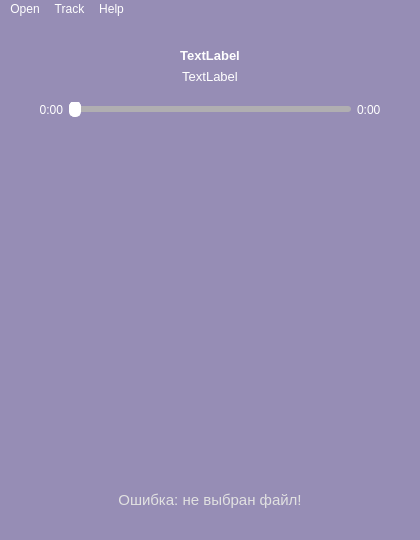
Before: the Qt Designer form App/resources/ui/MainWindow.ui in senatrkosarev/AudioPlayer, drawn with Qt 5.
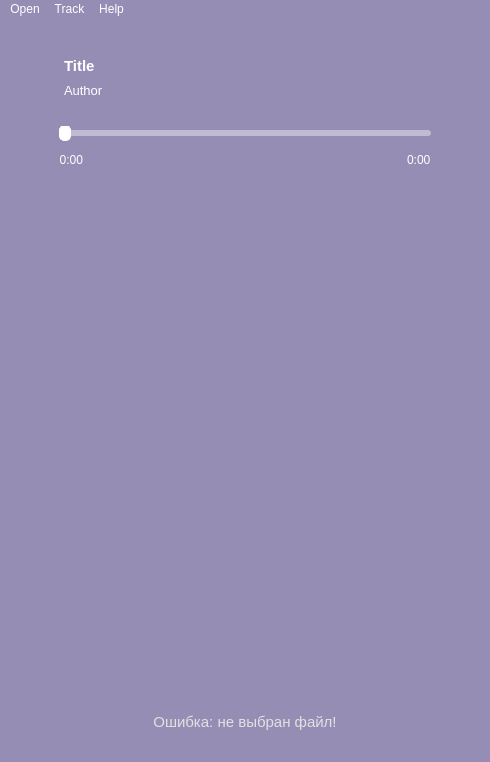
After: the same form once the commit is applied. Icons and pictures are not drawn.

```diff
--- a/App/resources/ui/MainWindow.ui
+++ b/App/resources/ui/MainWindow.ui
@@ -6,8 +6,8 @@
    <rect>
     <x>0</x>
     <y>0</y>
-    <width>420</width>
-    <height>540</height>
+    <width>490</width>
+    <height>762</height>
    </rect>
   </property>
   <property name="sizePolicy">
@@ -51,7 +51,7 @@
      <height>0</height>
     </size>
    </property>
-   <layout class="QVBoxLayout" name="verticalLayout">
+   <layout class="QVBoxLayout" name="verticalLayout_3">
     <item>
      <widget class="QLabel" name="image">
       <property name="pixmap">
@@ -63,10 +63,23 @@
      </widget>
     </item>
     <item>
+     <layout class="QHBoxLayout" name="horizontalLayout_3">
+      <property name="leftMargin">
+       <number>55</number>
+      </property>
+      <property name="rightMargin">
+       <number>55</number>
+      </property>
+      <item>
+       <layout class="QVBoxLayout" name="verticalLayout">
+        <property name="spacing">
+         <number>0</number>
+        </property>
+        <item>
      <widget class="QLabel" name="title_label">
       <property name="font">
        <font>
-        <pointsize>10</pointsize>
+            <pointsize>11</pointsize>
         <weight>75</weight>
         <bold>true</bold>
        </font>
@@ -75,10 +88,10 @@
        <string notr="true">color: rgb(255, 255, 255);</string>
       </property>
       <property name="text">
-       <string>TextLabel</string>
+           <string>Title</string>
       </property>
       <property name="alignment">
-       <set>Qt::AlignCenter</set>
+           <set>Qt::AlignLeading|Qt::AlignLeft|Qt::AlignVCenter</set>
       </property>
      </widget>
     </item>
@@ -93,29 +106,63 @@
        <string notr="true">color: rgb(255, 255, 255);</string>
       </property>
       <property name="text">
-       <string>TextLabel</string>
+           <string>Author</string>
       </property>
       <property name="alignment">
-       <set>Qt::AlignCenter</set>
-      </property>
-     </widget>
-    </item>
+           <set>Qt::AlignLeading|Qt::AlignLeft|Qt::AlignTop</set>
+          </property>
+          <property name="margin">
+           <number>0</number>
+          </property>
+         </widget>
+        </item>
+       </layout>
+      </item>
     <item>
-     <spacer name="verticalSpacer_3">
-      <property name="orientation">
-       <enum>Qt::Vertical</enum>
-      </property>
-      <property name="sizeType">
-       <enum>QSizePolicy::Fixed</enum>
-      </property>
-      <property name="sizeHint" stdset="0">
+       <widget class="QPushButton" name="like_button">
+        <property name="enabled">
+         <bool>true</bool>
+        </property>
+        <property name="sizePolicy">
+         <sizepolicy hsizetype="Fixed" vsizetype="Fixed">
+          <horstretch>0</horstretch>
+          <verstretch>0</verstretch>
+         </sizepolicy>
+        </property>
+        <property name="minimumSize">
        <size>
-        <width>20</width>
-        <height>10</height>
-       </size>
-      </property>
-     </spacer>
-    </item>
+          <width>0</width>
+          <height>70</height>
+         </size>
+        </property>
+        <property name="maximumSize">
+         <size>
+          <width>16777215</width>
+          <height>16777215</height>
+         </size>
+        </property>
+        <property name="text">
+         <string/>
+        </property>
+        <property name="icon">
+         <iconset>
+          <normaloff>../icons/like.svg</normaloff>../icons/like.svg</iconset>
+        </property>
+        <property name="iconSize">
+         <size>
+          <width>40</width>
+          <height>40</height>
+         </size>
+        </property>
+        <property name="flat">
+         <bool>true</bool>
+        </property>
+       </widget>
+      </item>
+     </layout>
+    </item>
+    <item>
+     <layout class="QVBoxLayout" name="verticalLayout_2">
     <item>
      <layout class="QHBoxLayout" name="horizontalLayout_2">
       <item>
@@ -128,7 +175,73 @@
         </property>
         <property name="sizeHint" stdset="0">
          <size>
-          <width>30</width>
+            <width>50</width>
+            <height>20</height>
+           </size>
+          </property>
+         </spacer>
+        </item>
+        <item>
+         <widget class="QSlider" name="song_slider">
+          <property name="styleSheet">
+           <string notr="true">QSlider::groove:horizontal {
+    height: 6px;
+    margin: 0px;
+    border-radius: 3px;
+    background: #B0AEB1;
+    background: rgb(255, 255, 255, 0.4);
+}
+
+QSlider::handle:horizontal {
+    background: #fff;
+    border: 1px solid #fff;
+    width: 10px;
+    margin: -5px 0; 
+    border-radius: 5px;
+}
+
+QSlider::sub-page:qlineargradient {
+    background: #fff;
+    border-radius: 3px;
+}
+</string>
+          </property>
+          <property name="orientation">
+           <enum>Qt::Horizontal</enum>
+          </property>
+         </widget>
+        </item>
+        <item>
+         <spacer name="horizontalSpacer_6">
+          <property name="orientation">
+           <enum>Qt::Horizontal</enum>
+          </property>
+          <property name="sizeType">
+           <enum>QSizePolicy::Fixed</enum>
+          </property>
+          <property name="sizeHint" stdset="0">
+           <size>
+            <width>50</width>
+            <height>20</height>
+           </size>
+          </property>
+         </spacer>
+        </item>
+       </layout>
+      </item>
+      <item>
+       <layout class="QHBoxLayout" name="horizontalLayout_4">
+        <item>
+         <spacer name="horizontalSpacer_8">
+          <property name="orientation">
+           <enum>Qt::Horizontal</enum>
+          </property>
+          <property name="sizeType">
+           <enum>QSizePolicy::Fixed</enum>
+          </property>
+          <property name="sizeHint" stdset="0">
+           <size>
+            <width>50</width>
           <height>20</height>
          </size>
         </property>
@@ -148,30 +261,17 @@
        </widget>
       </item>
       <item>
-       <widget class="QSlider" name="song_slider">
-        <property name="styleSheet">
-         <string notr="true">QSlider::groove:horizontal {  
-                                height: 6px;
-                                margin: 0px;
-                                border-radius: 3px;
-                                background: #B0AEB1;
-                            }
-                            QSlider::handle:horizontal {
-                                background: #fff;
-                                border: 1px solid #fff;
-                                width: 10px;
-                                margin: -5px 0; 
-                                border-radius: 5px;
-                            }
-                            QSlider::sub-page:qlineargradient {
-                                background: #fff;
-                                border-radius: 3px;
-                            }</string>
-        </property>
+         <spacer name="horizontalSpacer_7">
         <property name="orientation">
          <enum>Qt::Horizontal</enum>
         </property>
-       </widget>
+          <property name="sizeHint" stdset="0">
+           <size>
+            <width>40</width>
+            <height>20</height>
+           </size>
+          </property>
+         </spacer>
       </item>
       <item>
        <widget class="QLabel" name="end_time_label">
@@ -184,7 +284,7 @@
        </widget>
       </item>
       <item>
-       <spacer name="horizontalSpacer_6">
+         <spacer name="horizontalSpacer_9">
         <property name="orientation">
          <enum>Qt::Horizontal</enum>
         </property>
@@ -193,7 +293,7 @@
         </property>
         <property name="sizeHint" stdset="0">
          <size>
-          <width>30</width>
+            <width>50</width>
           <height>20</height>
          </size>
         </property>
@@ -201,15 +301,17 @@
       </item>
      </layout>
     </item>
+     </layout>
+    </item>
     <item>
-     <spacer name="verticalSpacer">
+     <spacer name="verticalSpacer_3">
       <property name="orientation">
        <enum>Qt::Vertical</enum>
       </property>
       <property name="sizeHint" stdset="0">
        <size>
         <width>20</width>
-        <height>40</height>
+        <height>10</height>
        </size>
       </property>
      </spacer>
@@ -287,8 +389,8 @@
         </property>
         <property name="iconSize">
          <size>
-          <width>50</width>
-          <height>50</height>
+          <width>40</width>
+          <height>40</height>
          </size>
         </property>
         <property name="flat">
@@ -325,8 +427,8 @@
         </property>
         <property name="iconSize">
          <size>
-          <width>70</width>
-          <height>70</height>
+          <width>60</width>
+          <height>60</height>
          </size>
         </property>
         <property name="flat">
@@ -357,46 +459,8 @@
         </property>
         <property name="iconSize">
          <size>
-          <width>50</width>
-          <height>50</height>
-         </size>
-        </property>
-        <property name="flat">
-         <bool>true</bool>
-        </property>
-       </widget>
-      </item>
-      <item>
-       <widget class="QPushButton" name="like_button">
-        <property name="sizePolicy">
-         <sizepolicy hsizetype="Minimum" vsizetype="MinimumExpanding">
-          <horstretch>0</horstretch>
-          <verstretch>0</verstretch>
-         </sizepolicy>
-        </property>
-        <property name="minimumSize">
-         <size>
-          <width>0</width>
-          <height>70</height>
-         </size>
-        </property>
-        <property name="maximumSize">
-         <size>
-          <width>16777215</width>
-          <height>16777215</height>
-         </size>
-        </property>
-        <property name="text">
-         <string/>
-        </property>
-        <property name="icon">
-         <iconset>
-          <normaloff>../icons/like.svg</normaloff>../icons/like.svg</iconset>
-        </property>
-        <property name="iconSize">
-         <size>
-          <width>50</width>
-          <height>50</height>
+          <width>40</width>
+          <height>40</height>
          </size>
         </property>
         <property name="flat">
@@ -427,6 +491,9 @@
       <property name="orientation">
        <enum>Qt::Vertical</enum>
       </property>
+      <property name="sizeType">
+       <enum>QSizePolicy::Fixed</enum>
+      </property>
       <property name="sizeHint" stdset="0">
        <size>
         <width>20</width>
@@ -455,10 +522,28 @@
       </item>
       <item>
        <widget class="QPushButton" name="effects_button">
+        <property name="sizePolicy">
+         <sizepolicy hsizetype="Fixed" vsizetype="Fixed">
+          <horstretch>0</horstretch>
+          <verstretch>0</verstretch>
+         </sizepolicy>
+        </property>
+        <property name="minimumSize">
+         <size>
+          <width>60</width>
+          <height>0</height>
+         </size>
+        </property>
         <property name="icon">
          <iconset>
           <normaloff>../icons/effects.svg</normaloff>../icons/effects.svg</iconset>
         </property>
+        <property name="iconSize">
+         <size>
+          <width>30</width>
+          <height>30</height>
+         </size>
+        </property>
         <property name="flat">
          <bool>true</bool>
         </property>
@@ -466,10 +551,28 @@
       </item>
       <item>
        <widget class="QPushButton" name="volume_button">
+        <property name="sizePolicy">
+         <sizepolicy hsizetype="Fixed" vsizetype="Fixed">
+          <horstretch>0</horstretch>
+          <verstretch>0</verstretch>
+         </sizepolicy>
+        </property>
+        <property name="minimumSize">
+         <size>
+          <width>60</width>
+          <height>0</height>
+         </size>
+        </property>
         <property name="icon">
          <iconset>
           <normaloff>../icons/volume.svg</normaloff>../icons/volume.svg</iconset>
         </property>
+        <property name="iconSize">
+         <size>
+          <width>30</width>
+          <height>30</height>
+         </size>
+        </property>
         <property name="flat">
          <bool>true</bool>
         </property>
@@ -477,10 +580,28 @@
       </item>
       <item>
        <widget class="QPushButton" name="playlist_button">
+        <property name="sizePolicy">
+         <sizepolicy hsizetype="Fixed" vsizetype="Fixed">
+          <horstretch>0</horstretch>
+          <verstretch>0</verstretch>
+         </sizepolicy>
+        </property>
+        <property name="minimumSize">
+         <size>
+          <width>60</width>
+          <height>0</height>
+         </size>
+        </property>
         <property name="icon">
          <iconset>
           <normaloff>../icons/playlist.svg</normaloff>../icons/playlist.svg</iconset>
         </property>
+        <property name="iconSize">
+         <size>
+          <width>30</width>
+          <height>30</height>
+         </size>
+        </property>
         <property name="flat">
          <bool>true</bool>
         </property>
@@ -532,7 +653,7 @@
     <rect>
      <x>0</x>
      <y>0</y>
-     <width>420</width>
+     <width>490</width>
      <height>26</height>
     </rect>
    </property>
```
Left out of the diff: 35 changed lines with no effect on the pictures. Lines whose indentation alone changed are shown as unchanged.
